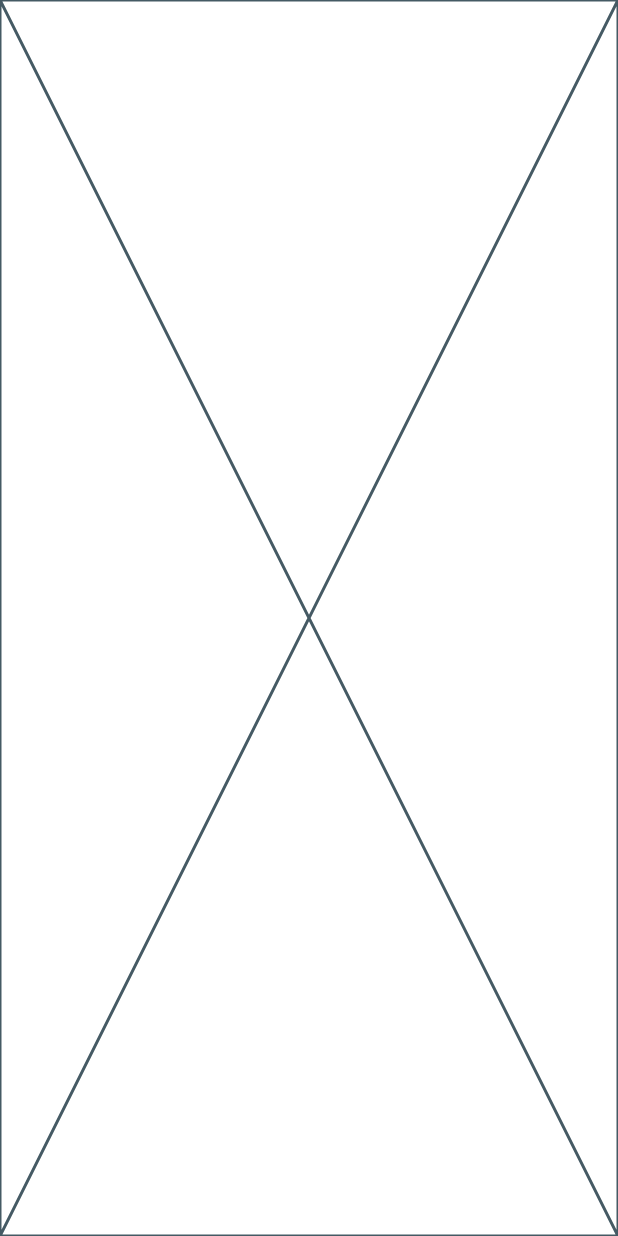
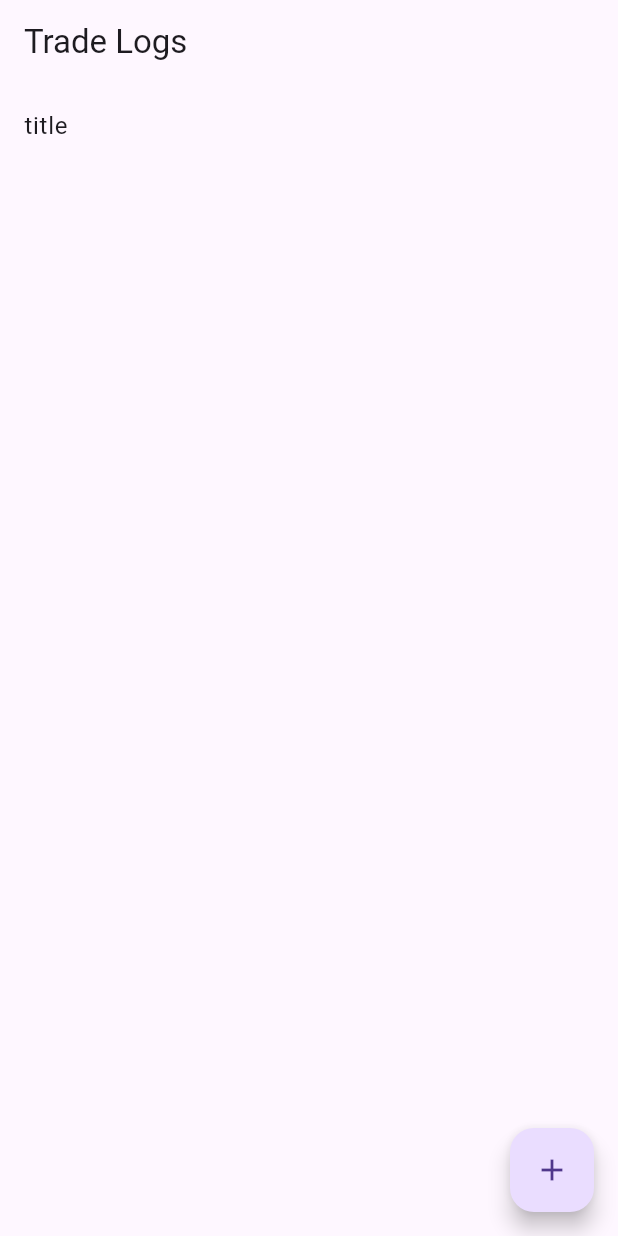
Before and after one commit to NiroopNife/tradinglog, a Flutter app: the screen it shows after launch, on a phone screen of 412 x 824 dp. Run offline on Flutter 3.47's test engine with Material 3 defaults, Android fonts, the phone set to English and light mode, and no system bars; our stand-ins replace flutter_riverpod, go_router.

Commit message:
Created basic UI setup

```diff
--- a/lib/core/utils/router/app_routes.dart
+++ b/lib/core/utils/router/app_routes.dart
@@ -1,6 +1,7 @@
 import 'package:go_router/go_router.dart';
 import 'package:trading_log/features/trade_crud/presentation/all_trades_logs_screen.dart';
 import 'package:trading_log/core/utils/router/routes.dart';
+import 'package:trading_log/features/trade_crud/presentation/create_trade_log_screen.dart';
 
 
 final appRoutes = [
@@ -11,5 +12,5 @@ final appRoutes = [
   GoRoute(
       path: RouteLocation.createTradeLog,
       parentNavigatorKey: navigationKey,
-      builder: AllTradesLogsScreen.builder),
+      builder: CreateTradeLogScreen.builder),
 ];
--- a/lib/features/trade_crud/presentation/all_trades_logs_screen.dart
+++ b/lib/features/trade_crud/presentation/all_trades_logs_screen.dart
@@ -1,6 +1,8 @@
 import 'package:flutter/material.dart';
 import 'package:flutter_riverpod/flutter_riverpod.dart';
 import 'package:go_router/go_router.dart';
+import 'package:trading_log/core/utils/router/route_location.dart';
+import 'package:trading_log/features/trade_crud/presentation/widgets/log_card.dart';
 
 class AllTradesLogsScreen extends ConsumerWidget {
   static AllTradesLogsScreen builder(
@@ -11,6 +13,21 @@ class AllTradesLogsScreen extends ConsumerWidget {
 
   @override
   Widget build(BuildContext context, WidgetRef ref) {
-    return const Placeholder();
+    return Scaffold(
+      appBar: AppBar(
+        title: const Text('Trade Logs'),
+      ),
+      floatingActionButton: FloatingActionButton(
+        onPressed: () {
+          context.go(RouteLocation.createTradeLog);
+        },
+        child: const Icon(Icons.add),
+      ),
+      body: ListView.builder(
+          itemCount: 1,
+          itemBuilder: (context, index) {
+            return const LogCard(title: 'title');
+          }),
+    );
   }
 }
--- /dev/null
+++ b/lib/features/trade_crud/presentation/widgets/log_card.dart
@@ -0,0 +1,14 @@
+import 'package:flutter/material.dart';
+
+class LogCard extends StatelessWidget {
+  final String title;
+
+  const LogCard({super.key, required this.title});
+
+  @override
+  Widget build(BuildContext context) {
+    return ListTile(
+      title: Text(title),
+    );
+  }
+}
```
Also changed, not shown: lib/features/trade_crud/presentation/create_trade_log_screen.dart (+72 -3 lines).
